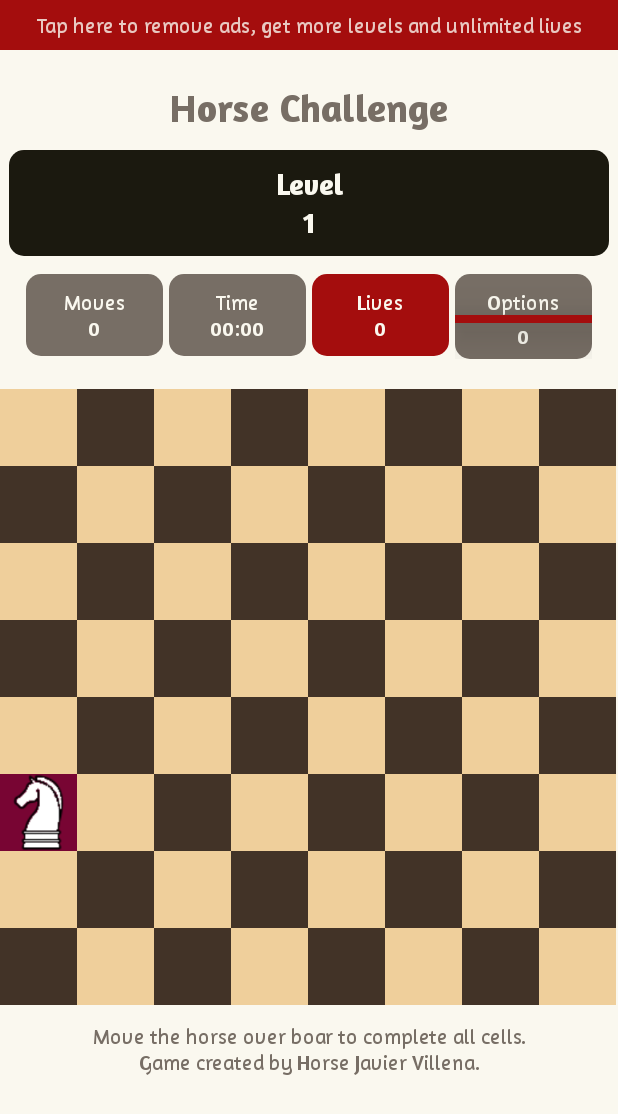
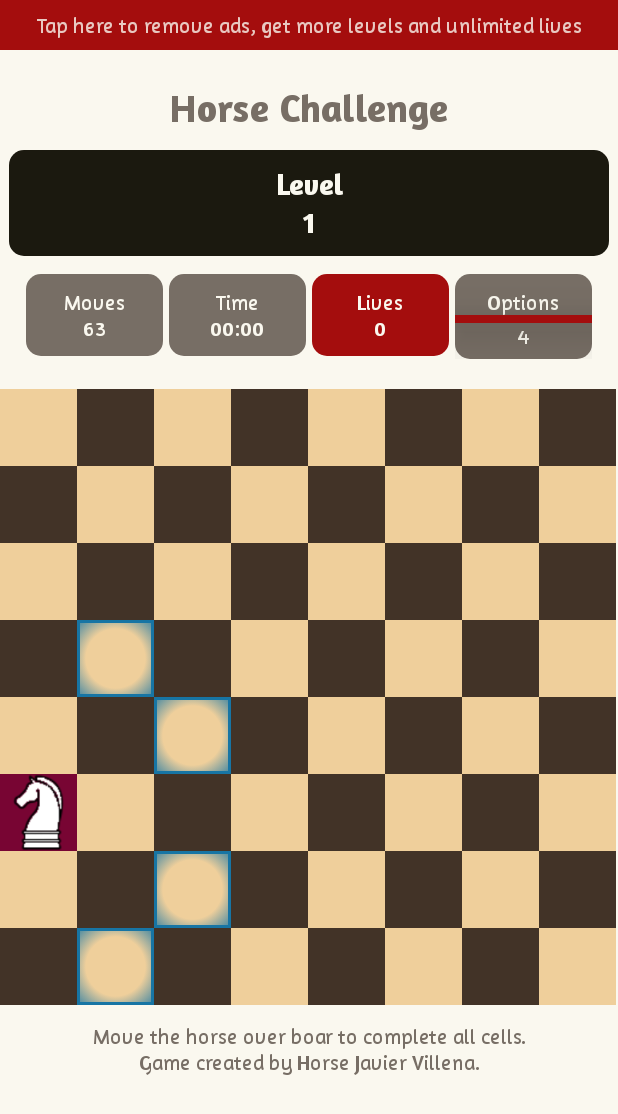
Before and after one commit to As1ss/HorseGame, an Android app: the screen it shows after launch (MainActivity), on a phone screen of 412 x 824 dp. Shown: the top 1114 px of the screen. Run offline under Robolectric (Android 15) with nearby library versions, the phone set to English and light mode, and no system bars.

Commit message:
Control de Movimientos realizado

```diff
--- a/app/src/main/java/com/example/horsegame/MainActivity.kt
+++ b/app/src/main/java/com/example/horsegame/MainActivity.kt
@@ -8,12 +8,20 @@ import android.view.View
 import android.widget.ImageView
 import android.widget.LinearLayout
 import android.widget.TableRow
+import android.widget.TextView
 import androidx.core.content.ContextCompat
 
 class MainActivity : AppCompatActivity() {
     private var cellSelected_x = 0
     private var cellSelected_y = 0
 
+
+    private var nameColorBlack = "black_cell"
+    private var nameColorWhite = "white_cell"
+
+    private var movesRequired = 4
+    private var moves = 64 // poruqe el tablero es 8x8
+    private var options = 0
     private lateinit var board: Array<IntArray>
     override fun onCreate(savedInstanceState: Bundle?) {
         super.onCreate(savedInstanceState)
@@ -98,6 +106,10 @@ class MainActivity : AppCompatActivity() {
 
     private fun selectCell(x: Int, y: Int) {
 
+        moves--
+        var tvMovesData = findViewById<TextView>(R.id.tvMovesData)
+        tvMovesData.text = moves.toString()
+
         board[x][y] = 1
 
         paintHorseCell(cellSelected_x, cellSelected_y, "previous_cell")
@@ -105,10 +117,144 @@ class MainActivity : AppCompatActivity() {
         cellSelected_x = x
         cellSelected_y = y
 
+        clearOptions()
         paintHorseCell(x, y, "selected_cell")
+        checkOptions(x, y)
+
+        if (moves > 0) {
+            checkNewBonus()
+            //  checkGameOver(x,y)
+        }
+        //  else
+        //     checkSuccesfullEnd()
+
+    }
+
+    private fun checkNewBonus() {
+        if (moves % movesRequired == 0) {
+            var bonusCell_x = 0
+            var bonusCell_y = 0
+
+            var bonusCell = false
+            while (bonusCell == false) {
+                bonusCell_x = (0..7).random()
+                bonusCell_y = (0..7).random()
+
+
+                if (board[bonusCell_x][bonusCell_y] == 0) {
+                    bonusCell = true
+                }
+            }
+            board[bonusCell_x][bonusCell_y] = 2
+            paintBonusCell(bonusCell_x, bonusCell_y)
+        }
+    }
+
+    private fun paintBonusCell(bonuscellX: Int, bonuscellY: Int) {
+        var iv: ImageView =
+            findViewById(resources.getIdentifier("c$bonuscellX$bonuscellY", "id", packageName))
+            iv.setImageResource(R.drawable.bonus)
+
+    }
+
+    private fun clearOption(x: Int, y: Int) {
+        var iv: ImageView = findViewById(resources.getIdentifier("c$x$y", "id", packageName))
+        if (checkColorCell(x, y) == "black")
+            iv.setBackgroundColor(
+                ContextCompat.getColor(
+                    this,
+                    resources.getIdentifier(nameColorBlack, "color", packageName)
+                )
+            )
+        else
+            iv.setBackgroundColor(
+                ContextCompat.getColor(
+                    this,
+                    resources.getIdentifier(nameColorWhite, "color", packageName)
+                )
+            )
+
+        if (board[x][y] == 1) iv.setBackgroundColor(
+            ContextCompat.getColor(
+                this,
+                resources.getIdentifier("previous_cell", "color", packageName)
+            )
+        )
 
 
     }
+
+    private fun clearOptions() {
+        for (i in 0 until board.size) {
+            for (j in 0 until board[i].size) {
+                if (board[i][j] == 9 || board[i][j] == 2) {
+                    if (board[i][j] == 9) {
+                        board[i][j] = 0
+                        clearOption(i, j)
+                    }
+
+
+                }
+            }
+        }
+    }
+
+
+    private fun checkOptions(x: Int, y: Int) {
+        options = 0
+        checkMove(x, y, 1, 2) //check move right - top long
+        checkMove(x, y, 2, 1) //check move right long - top
+        checkMove(x, y, 1, -2) //check move right - bottom long
+        checkMove(x, y, 2, -1) //check move right long  - bottom
+        checkMove(x, y, -1, 2) //check move left - top long
+        checkMove(x, y, -2, 1) //check move left long  - top
+        checkMove(x, y, -1, -2) //check move left - bottom long
+        checkMove(x, y, -2, -1) //check move left long - bottom
+
+        var tvOptionsData = findViewById<TextView>(R.id.tvOptionsData)
+        tvOptionsData.text = options.toString()
+
+
+    }
+
+    private fun checkMove(x: Int, y: Int, mov_x: Int, mov_y: Int) {
+        var option_x = x + mov_x
+        var option_y = y + mov_y
+
+        if (option_x < 8 && option_y < 8 && option_x >= 0 && option_y >= 0) {
+            if (board[option_x][option_y] == 0 || board[option_x][option_y] == 2) {
+                options++
+                paintOptions(option_x, option_y)
+                board[option_x][option_y] = 9
+            }
+        }
+    }
+
+    private fun paintOptions(x: Int, y: Int) {
+        var iv: ImageView = findViewById(resources.getIdentifier("c$x$y", "id", packageName))
+
+        if (checkColorCell(x, y) == "black")
+            iv.setBackgroundResource(R.drawable.options_black)
+        else
+            iv.setBackgroundResource(R.drawable.options_white)
+
+
+    }
+
+    private fun checkColorCell(x: Int, y: Int): String {
+        var color = ""
+        var blackColumn_x = arrayOf(0, 2, 4, 6)
+        var blackRow_x = arrayOf(1, 3, 5, 7)
+        if ((blackColumn_x.contains(x) && blackColumn_x.contains(y)) || (blackRow_x.contains(x) && blackRow_x.contains(
+                y
+            ))
+        ) {
+            color = "black"
+        } else color = "white"
+
+        return color
+    }
+
 
     private fun paintHorseCell(x: Int, y: Int, color: String) {
         var iv: ImageView = findViewById(resources.getIdentifier("c$x$y", "id", packageName))
--- a/app/src/main/res/drawable/options_black.xml
+++ b/app/src/main/res/drawable/options_black.xml
@@ -1,4 +1,15 @@
 <?xml version="1.0" encoding="utf-8"?>
 <selector xmlns:android="http://schemas.android.com/apk/res/android">
+    <item>
+      <shape android:shape="rectangle">
+          <stroke android:width="2dp" android:color="@color/enabled_cell"/>
+          <gradient
+              android:type="radial"
+              android:gradientRadius="70%p"
+              android:startColor="@color/black_cell"
+              android:centerColor="@color/black_cell"
+              android:endColor="@color/enabled_cell"/>
+      </shape>
 
+    </item>
 </selector>
--- a/app/src/main/res/drawable/options_white.xml
+++ b/app/src/main/res/drawable/options_white.xml
@@ -5,11 +5,10 @@
           <stroke android:width="2dp" android:color="@color/enabled_cell"/>
           <gradient
               android:type="radial"
-              android:gradientRadius="70%"
-              android:startColor="@color/black_cell"
-              android:centerColor="@color/black_cell"
+              android:gradientRadius="80%p"
+              android:startColor="@color/white_cell"
+              android:centerColor="@color/white_cell"
               android:endColor="@color/enabled_cell"/>
       </shape>
-
     </item>
 </selector>
```
Also changed, not shown: app/src/main/res/drawable/bonus.png (added).
